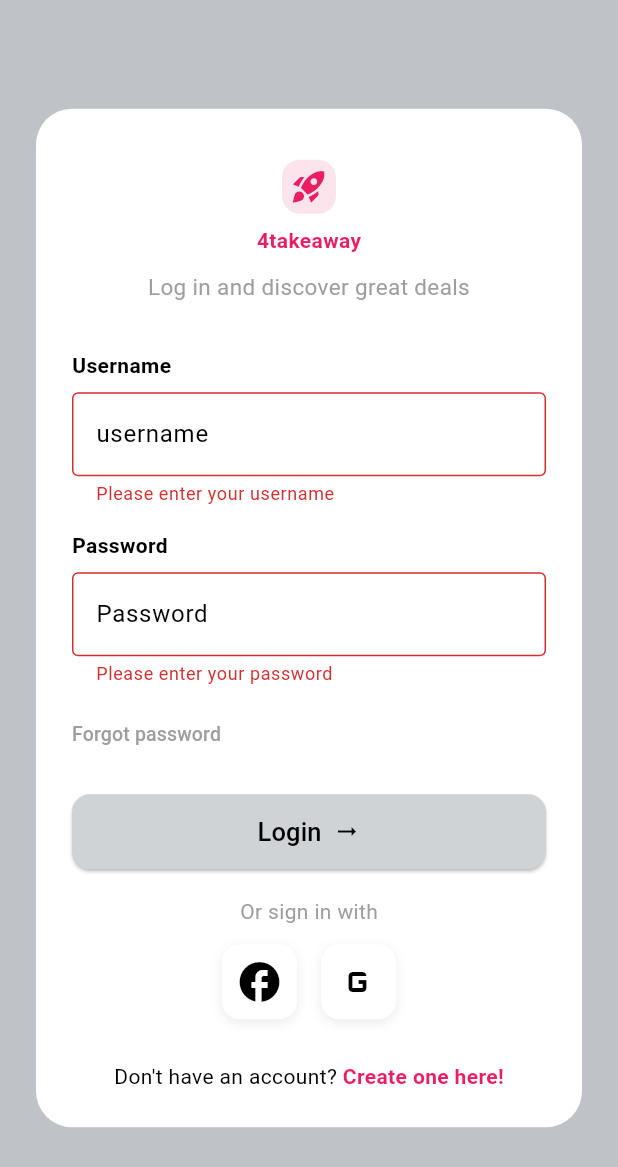
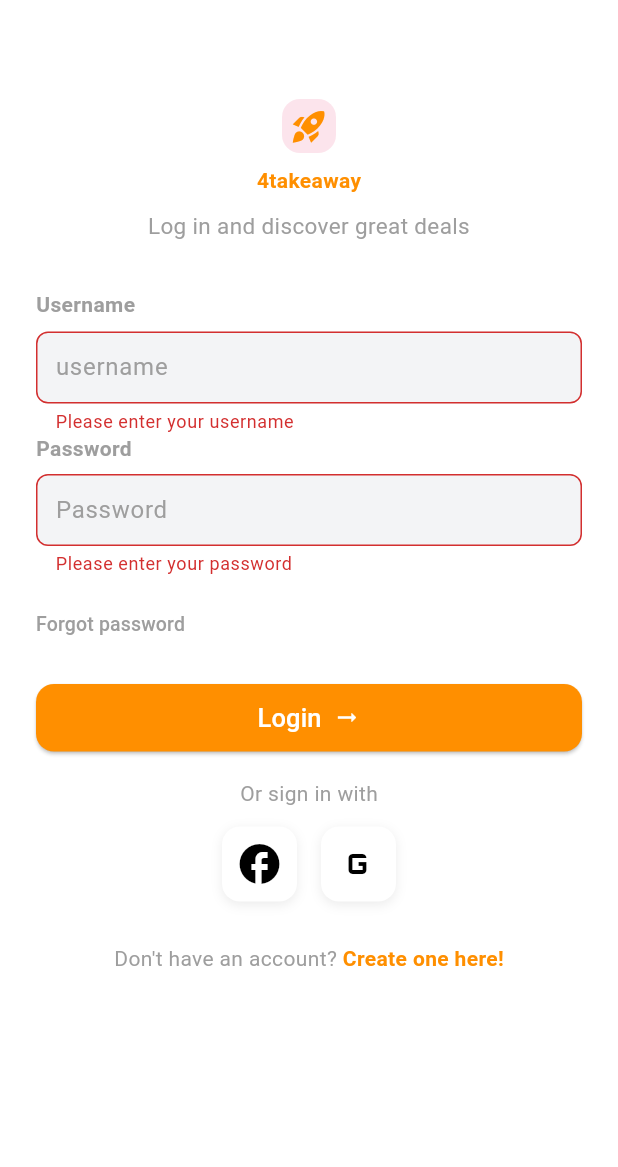
Before and after one commit to denismwangi/gatesx, a Flutter app: the screen it shows after launch, after a tap on "Login", on a phone screen of 412 x 824 dp. Shown: the top 1167 px of the screen. Run offline on Flutter 3.47's test engine with Material 3 defaults, Android fonts, the phone set to English and light mode, and no system bars; accounts and stored records are empty.

Commit message:
updated login screen

```diff
--- a/lib/viewmodels/login_viewmodel.dart
+++ b/lib/viewmodels/login_viewmodel.dart
@@ -28,7 +28,8 @@
         notifyListeners();
         return true;
       } else {
-        errorMessage = 'Login failed.';
+        final responseError = jsonDecode(response.body);
+        errorMessage = responseError['message'];
       }
     } catch (e) {
       errorMessage = 'Login failed: $e';
--- a/lib/views/auth/screens/login_screen.dart
+++ b/lib/views/auth/screens/login_screen.dart
@@ -10,23 +10,17 @@
   @override
   Widget build(BuildContext context) {
     return Scaffold(
-      backgroundColor: const Color(0xFFBFC3C7),
-      body: Center(
-        child: SingleChildScrollView(
-          child: Container(
-            margin: const EdgeInsets.symmetric(horizontal: 24.0),
-            padding: const EdgeInsets.all(24.0),
-            decoration: BoxDecoration(
-              color: Colors.white,
-              borderRadius: BorderRadius.circular(24.0),
-            ),
-            child: Consumer<LoginViewModel>(
-              builder: (context, model, child) {
-                return LoginForm(model: model);
-              },
-            ),
-          ),
-        ),
+      backgroundColor: Colors.white,
+      body: Consumer<LoginViewModel>(
+        builder: (context, model, child) {
+          return Container(
+            color: const Color(0xFFFFFFFF),
+            padding: const EdgeInsets.symmetric(horizontal: 24.0, vertical: 36.0),
+            width: double.infinity,
+            height: double.infinity,
+            child: LoginForm(model: model),
+          );
+        },
       ),
     );
   }
--- a/lib/views/auth/widgets/login_form.dart
+++ b/lib/views/auth/widgets/login_form.dart
@@ -29,15 +29,26 @@
           Column(
             children: [
               Container(
+                margin: const EdgeInsets.only(top: 20), // 40 pixels top margin
                 padding: const EdgeInsets.all(5),
                 decoration: BoxDecoration(
                   color: Color(0xFFFCE4EC),
                   borderRadius: BorderRadius.circular(12),
                 ),
-                child: const Icon(Icons.rocket_launch, color: Color(0xFFE91E63), size: 26),
+                child: const Icon(
+                  Icons.rocket_launch,
+                  color: Color(0xFFFF8F00),
+                  size: 26,
+                ),
               ),
               const SizedBox(height: 8),
-              const Text('4takeaway', style: TextStyle(color: Color(0xFFE91E63), fontWeight: FontWeight.bold)),
+              const Text(
+                '4takeaway',
+                style: TextStyle(
+                  color: Color(0xFFFF8F00),
+                  fontWeight: FontWeight.bold,
+                ),
+              ),
             ],
           ),
           //   const SizedBox(height: 24),
@@ -55,14 +66,37 @@
           const SizedBox(height: 32),
           const Align(
             alignment: Alignment.centerLeft,
-            child: Text('Username', style: TextStyle(fontWeight: FontWeight.w600)),
+            child: Text(
+              'Username',
+              style: TextStyle(fontWeight: FontWeight.w600,color: Colors.grey),
+            ),
           ),
           const SizedBox(height: 8),
           TextFormField(
             controller: _emailController,
             decoration: const InputDecoration(
+              contentPadding: EdgeInsets.fromLTRB(
+                9,
+                10,
+                0,
+                0,
+              ), // left, top, right, bottom
               hintText: 'username',
-              border: OutlineInputBorder(),
+              hintStyle: TextStyle(color: Colors.grey),
+              filled: true,
+              fillColor: Color(0xFFF3F4F6),
+              border: OutlineInputBorder(
+                borderSide: BorderSide(color: Color(0xFFE5E7EB)),
+                borderRadius: BorderRadius.all(Radius.circular(8)),
+              ),
+              enabledBorder: OutlineInputBorder(
+                borderSide: BorderSide(color: Color(0xFFE5E7EB)),
+                borderRadius: BorderRadius.all(Radius.circular(8)),
+              ),
+              focusedBorder: OutlineInputBorder(
+                borderSide: BorderSide(color: Color(0xFFBFC3C7)),
+                borderRadius: BorderRadius.all(Radius.circular(8)),
+              ),
             ),
             validator: (value) {
               if (value == null || value.isEmpty) {
@@ -71,33 +105,60 @@
               return null;
             },
           ),
-          const SizedBox(height: 16),
+
           const Align(
             alignment: Alignment.centerLeft,
-            child: Text('Password', style: TextStyle(fontWeight: FontWeight.w600)),
+            child: Text(
+              'Password',
+              style: TextStyle(fontWeight: FontWeight.w600,color:Colors.grey),
             ),
-          const SizedBox(height: 8),
+          ),
+          SizedBox(height: 7),
+
           TextFormField(
             controller: _passwordController,
             obscureText: true,
             decoration: const InputDecoration(
+              contentPadding: EdgeInsets.fromLTRB(
+                9,
+                10,
+                0,
+                0,
+              ), // left, top, right, bottom
               hintText: 'Password',
-              border: OutlineInputBorder(),
+              hintStyle: TextStyle(color: Colors.grey),
+              filled: true,
+              fillColor: Color(0xFFF3F4F6),
+              border: OutlineInputBorder(
+                borderSide: BorderSide(color: Color(0xFFE5E7EB)),
+                borderRadius: BorderRadius.all(Radius.circular(8)),
+              ),
+              enabledBorder: OutlineInputBorder(
+                borderSide: BorderSide(color: Color(0xFFE5E7EB)),
+                borderRadius: BorderRadius.all(Radius.circular(8)),
+              ),
+              focusedBorder: OutlineInputBorder(
+                borderSide: BorderSide(color: Color(0xFFBFC3C7)),
+                borderRadius: BorderRadius.all(Radius.circular(8)),
+              ),
             ),
             validator: (value) {
               if (value == null || value.isEmpty) {
                 return 'Please enter your password';
-
               }
               return null;
             },
           ),
+
           const SizedBox(height: 8),
           Align(
             alignment: Alignment.centerLeft,
             child: TextButton(
               onPressed: () {},
-              style: TextButton.styleFrom(padding: EdgeInsets.zero, minimumSize: Size(0, 0)),
+              style: TextButton.styleFrom(
+                padding: EdgeInsets.zero,
+                minimumSize: Size(0, 0),
+              ),
               child: const Text(
                 'Forgot password',
                 style: TextStyle(color: Colors.grey, fontSize: 13),
@@ -107,26 +168,52 @@
           const SizedBox(height: 16),
           SizedBox(
             width: double.infinity,
-            height: 50,
+            height: 45,
             child: ElevatedButton(
               style: ElevatedButton.styleFrom(
-                backgroundColor: const Color(0xFFCFD3D6),
-                foregroundColor: Colors.black,
-                shape: RoundedRectangleBorder(borderRadius: BorderRadius.circular(12)),
+                backgroundColor: const Color(0xFFFF8F00),
+                foregroundColor: Colors.white,
+                shape: RoundedRectangleBorder(
+                  borderRadius: BorderRadius.circular(12),
+                ),
               ),
               onPressed: model.isLoading
                   ? null
                   : () async {
                       if (_formKey.currentState!.validate()) {
-                        final success = await model.login(_emailController.text, _passwordController.text);
+                        final success = await model.login(
+                          _emailController.text,
+                          _passwordController.text,
+                        );
                         if (success && context.mounted) {
                           Navigator.pushReplacement(
                             context,
-                            MaterialPageRoute(builder: (_) => const HomeScreen()),
+                            MaterialPageRoute(
+                              builder: (_) => const HomeScreen(),
+                            ),
                           );
                         } else if (model.errorMessage != null) {
                           ScaffoldMessenger.of(context).showSnackBar(
-                            SnackBar(content: Text(model.errorMessage!)),
+                            SnackBar(
+                              content: Row(
+                                children: [
+                                  Icon(
+                                    Icons.error_outline,
+                                    color: Colors.white,
+                                  ),
+                                  SizedBox(width: 12),
+                                  Expanded(child: Text(model.errorMessage!)),
+                                ],
+                              ),
+                              backgroundColor: Colors
+                                  .redAccent, // or Colors.orange for a warning
+                              duration: Duration(seconds: 3),
+                              behavior: SnackBarBehavior
+                                  .floating, // Optional: makes it float above content
+                              shape: RoundedRectangleBorder(
+                                borderRadius: BorderRadius.circular(8),
+                              ),
+                            ),
                           );
                         }
                       }
@@ -144,7 +231,13 @@
             ),
           ),
           const SizedBox(height: 18),
-          const Center(child: Text('Or sign in with', style: TextStyle(color: Colors.grey))),          const SizedBox(height: 12),
+          const Center(
+            child: Text(
+              'Or sign in with',
+              style: TextStyle(color: Colors.grey),
+            ),
+          ),
+          const SizedBox(height: 12),
           Row(
             mainAxisAlignment: MainAxisAlignment.center,
             children: [
@@ -157,12 +250,15 @@
           Row(
             mainAxisAlignment: MainAxisAlignment.center,
             children: [
-                const Text('Don\'t have an account? '),
+              const Text('Don\'t have an account? ',style:TextStyle(color: Colors.grey)),
               GestureDetector(
                 onTap: () {},
                 child: const Text(
                   'Create one here!',
-                  style: TextStyle(color: Color(0xFFE91E63), fontWeight: FontWeight.bold),
+                  style: TextStyle(
+                    color: Color(0xFFFF8F00),
+                    fontWeight: FontWeight.bold,
+                  ),
                 ),
               ),
             ],
```
Also changed, not shown: 1 other file. Lines whose indentation alone changed are shown as unchanged.
